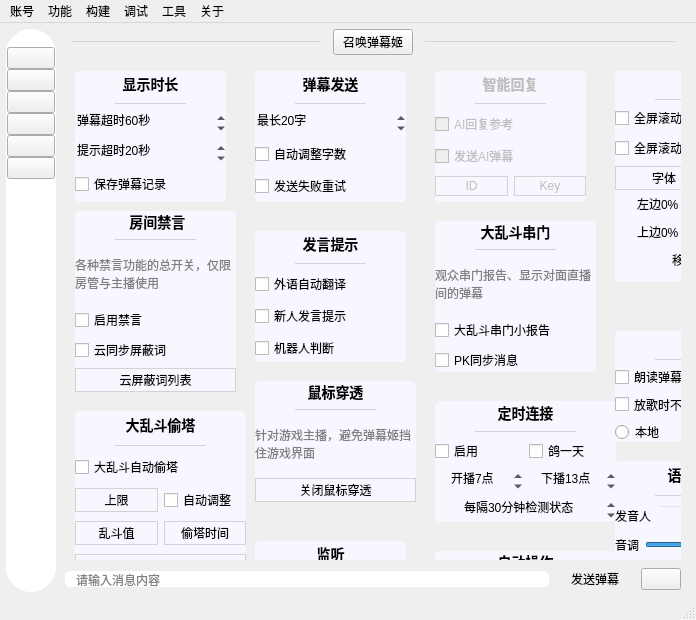
This is mainwindow/mainwindow.ui in iwxyi/Bilibili-MagicalDanmaku as Qt 5 draws it before an edit. The edited form follows.
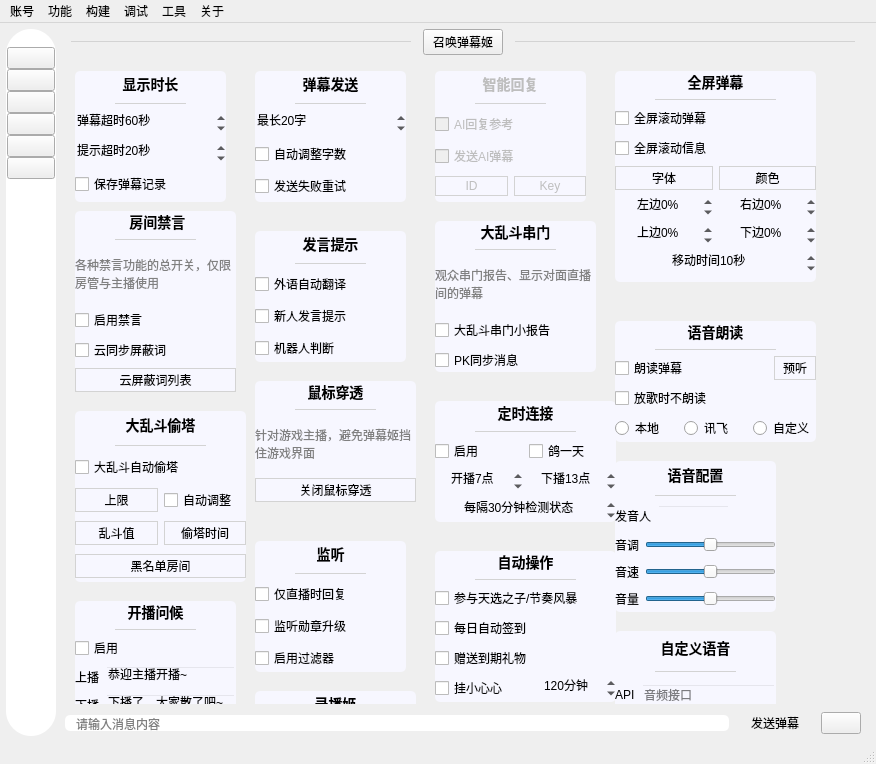
This is the edited form. The open tabs and pages were chosen to show the change. Icons and pictures are not drawn. Custom widgets are drawn as their Qt base class.

Commit message: 添加自定义语音的URL编码

Patch:
```diff
--- a/mainwindow/mainwindow.ui
+++ b/mainwindow/mainwindow.ui
@@ -6,8 +6,8 @@
    <rect>
     <x>0</x>
     <y>0</y>
-    <width>696</width>
-    <height>620</height>
+    <width>876</width>
+    <height>764</height>
    </rect>
   </property>
   <property name="windowTitle">
@@ -1544,8 +1544,8 @@
             <rect>
              <x>0</x>
              <y>0</y>
-             <width>787</width>
-             <height>1083</height>
+             <width>796</width>
+             <height>648</height>
             </rect>
            </property>
            <property name="styleSheet">
@@ -4338,9 +4338,9 @@
             <property name="geometry">
              <rect>
               <x>550</x>
-              <y>270</y>
+              <y>260</y>
               <width>201</width>
-              <height>111</height>
+              <height>121</height>
              </rect>
             </property>
             <property name="styleSheet">
@@ -8253,7 +8253,7 @@
     <rect>
      <x>0</x>
      <y>0</y>
-     <width>696</width>
+     <width>876</width>
      <height>21</height>
     </rect>
    </property>
```
Left out of the diff: 4 changed lines with no effect on the pictures. The commit also changes 2 other files.
